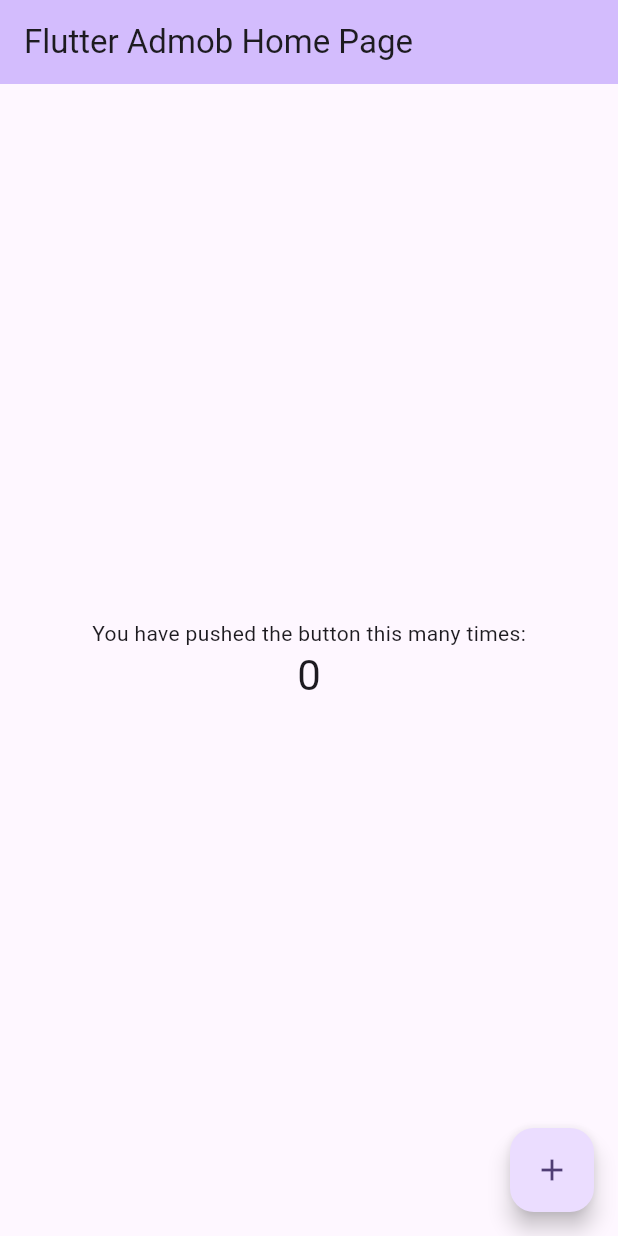
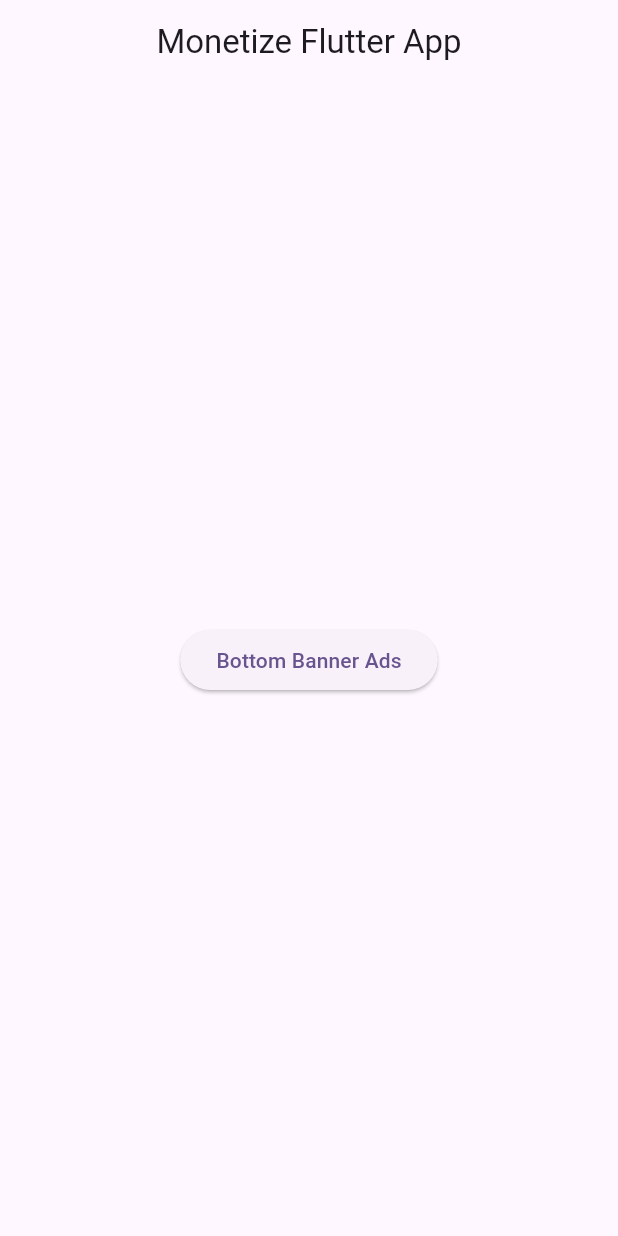
Before and after one commit to efforthye/admob_project, a Flutter app: the screen it shows after launch, on a phone screen of 412 x 824 dp. Run offline on Flutter 3.47's test engine with Material 2 defaults, Android fonts, the phone set to English and light mode, and no system bars; our stand-ins replace google_mobile_ads.

Commit message:
feat: create screens

```diff
--- a/lib/main.dart
+++ b/lib/main.dart
@@ -1,3 +1,4 @@
+import 'package:admob_project/screens/home_screen.dart';
 import 'package:flutter/material.dart';
 import 'package:google_mobile_ads/google_mobile_ads.dart';
 
@@ -14,60 +15,13 @@ class MyApp extends StatelessWidget {
   @override
   Widget build(BuildContext context) {
     return MaterialApp(
-      title: 'Flutter Demo',
+      debugShowCheckedModeBanner: false,
+      title: 'Monetize Flutter',
       theme: ThemeData(
         colorScheme: ColorScheme.fromSeed(seedColor: Colors.deepPurple),
         useMaterial3: true,
       ),
-      home: const MyHomePage(title: 'Flutter Admob Home Page'),
+      home: const HomeScreen(),
     );
   }
 }
-
-class MyHomePage extends StatefulWidget {
-  const MyHomePage({super.key, required this.title});
-
-  final String title;
-
-  @override
-  State<MyHomePage> createState() => _MyHomePageState();
-}
-
-class _MyHomePageState extends State<MyHomePage> {
-  int _counter = 0;
-
-  void _incrementCounter() {
-    setState(() {
-      _counter++;
-    });
-  }
-
-  @override
-  Widget build(BuildContext context) {
-    return Scaffold(
-      appBar: AppBar(
-        backgroundColor: Theme.of(context).colorScheme.inversePrimary,
-        title: Text(widget.title),
-      ),
-      body: Center(
-        child: Column(
-          mainAxisAlignment: MainAxisAlignment.center,
-          children: <Widget>[
-            const Text(
-              'You have pushed the button this many times:',
-            ),
-            Text(
-              '$_counter',
-              style: Theme.of(context).textTheme.headlineMedium,
-            ),
-          ],
-        ),
-      ),
-      floatingActionButton: FloatingActionButton(
-        onPressed: _incrementCounter,
-        tooltip: 'Increment',
-        child: const Icon(Icons.add),
-      ), // This trailing comma makes auto-formatting nicer for build methods.
-    );
-  }
-}
--- /dev/null
+++ b/lib/screens/home_screen.dart
@@ -0,0 +1,28 @@
+import 'package:flutter/material.dart';
+
+class HomeScreen extends StatelessWidget {
+  const HomeScreen({super.key});
+
+  @override
+  Widget build(BuildContext context) {
+    return Scaffold(
+      appBar: AppBar(
+        title: const Text('Monetize Flutter App'),
+        centerTitle: true,
+      ),
+      body: Center(
+        child: Column(
+          mainAxisAlignment: MainAxisAlignment.center,
+          children: [
+            ElevatedButton(
+              onPressed: (){
+
+              },
+              child: const Text('Bottom Banner Ads')
+            )
+          ],
+        ),
+      ),
+    );
+  }
+}
```
Also changed, not shown: lib/screens/bottom_banner_ad.dart (added, +27 -0 lines).
